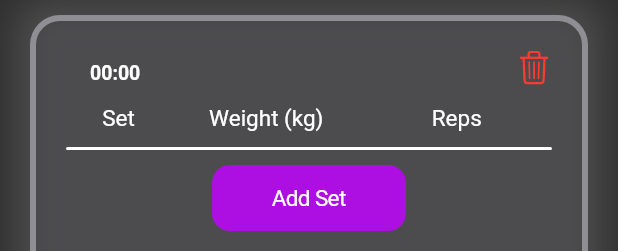
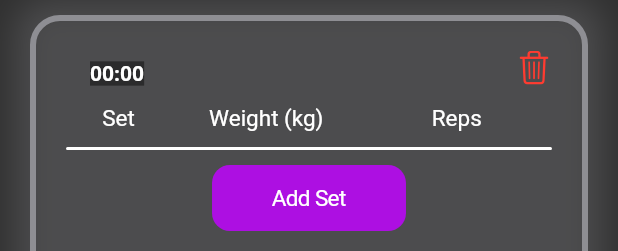
Before and after one commit to leuteritz/GymTracker, a Flutter app: the ExerciseLabel widget shown alone on an empty page, opened directly with empty values, on a phone screen of 412 x 824 dp. Shown: the top 251 px of the screen. Run offline on Flutter 3.47's test engine with Material 2 defaults, Android fonts, the phone set to English and light mode, and no system bars; our stand-ins replace fl_chart, sqflite; accounts and stored records are empty.

Commit message:
add timer for each exercise
Signed-off-by: Adrian Leuteritz <adrianleuteritz@web.de>

```diff
--- a/lib/exerciselabel.dart
+++ b/lib/exerciselabel.dart
@@ -1,6 +1,7 @@
 import 'package:flutter/cupertino.dart';
 import 'constants.dart';
 import 'listitem.dart';
+import 'exercisetimer.dart';
 
 class ExerciseLabel extends StatefulWidget {
   final String exercise;
@@ -18,6 +19,8 @@ class ExerciseLabel extends StatefulWidget {
 }
 
 class _ExerciseLabelState extends State<ExerciseLabel> {
+  GlobalKey<ExerciseTimerState> _key = GlobalKey<ExerciseTimerState>();
+
   void _removeSetFromGlobalList(int index) {
     setState(() {
       widget.sets.removeAt(index);
@@ -128,7 +131,7 @@ class _ExerciseLabelState extends State<ExerciseLabel> {
                         weight: set['weight']!,
                         reps: set['reps']!,
                         name: widget.exercise,
-                    ),
+                        timerKey: _key),
                   );
                 },
               ),
@@ -141,6 +144,7 @@ class _ExerciseLabelState extends State<ExerciseLabel> {
                   onPressed: () {
                     setState(() {
                       widget.sets.add({'weight': 0, 'reps': 0});
+                      _key.currentState?.startTimer();
                     });
                   })
             ],
@@ -164,12 +168,10 @@ class _ExerciseLabelState extends State<ExerciseLabel> {
           Positioned(
               top: 7,
               left: 16,
-            child: Text("00:00",
-                style: TextStyle(
-                  fontSize: 13,
-                  fontWeight: FontWeight.bold,
+              child: ExerciseTimer(
+                exercise: widget.exercise,
+                key: _key,
               )),
-          ),
         ],
       ),
     );
--- /dev/null
+++ b/lib/exercisetimer.dart
@@ -0,0 +1,63 @@
+import 'package:flutter/cupertino.dart';
+import 'dart:async';
+import 'constants.dart';
+
+class ExerciseTimer extends StatefulWidget {
+  final String exercise;
+
+  ExerciseTimer({Key? key, required this.exercise}) : super(key: key);
+
+  @override
+  State<ExerciseTimer> createState() => ExerciseTimerState();
+}
+
+class ExerciseTimerState extends State<ExerciseTimer> {
+  Timer? _timer;
+  int _seconds = 0;
+  String _timerValue = '00:00';
+  @override
+  void initState() {
+    super.initState();
+  }
+
+  void startTimer() {
+    print(1);
+
+    _timer?.cancel();
+    _timer = Timer.periodic(Duration(seconds: 1), (timer) {
+      setState(() {
+        _seconds++;
+        _updateTimerValue();
+      });
+    });
+  }
+
+  void stopTimer() {
+    _timer?.cancel();
+  }
+
+  void _updateTimerValue() {
+    int minutes = _seconds ~/ 60;
+    int remainingSeconds = (_seconds % 60).round();
+    String formattedMinutes = minutes.toString().padLeft(2, '0');
+    String formattedSeconds = remainingSeconds.toString().padLeft(2, '0');
+    setState(() {
+      _timerValue = '$formattedMinutes:$formattedSeconds';
+    });
+  }
+
+  @override
+  Widget build(BuildContext context) {
+    return CupertinoPageScaffold(
+      child: Container(
+        decoration:
+            BoxDecoration(color: CupertinoColors.systemGrey.withOpacity(0.3)),
+        child: Text(_timerValue,
+            style: TextStyle(
+              fontSize: 14,
+              fontWeight: FontWeight.bold,
+            )),
+      ),
+    );
+  }
+}
```
Also changed, not shown: lib/exercisescreen.dart (+6 -1 lines), lib/listitem.dart (+20 -0 lines), lib/workoutdetailpage.dart (+32 -15 lines), 1 other file. Lines whose indentation alone changed are shown as unchanged.
